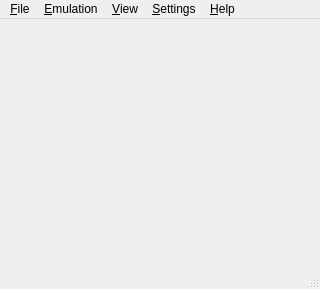
Old version of the form src/m64py/ui/mainwindow.ui in the repository AlphaGriffin/mupen64plus-ui-python.
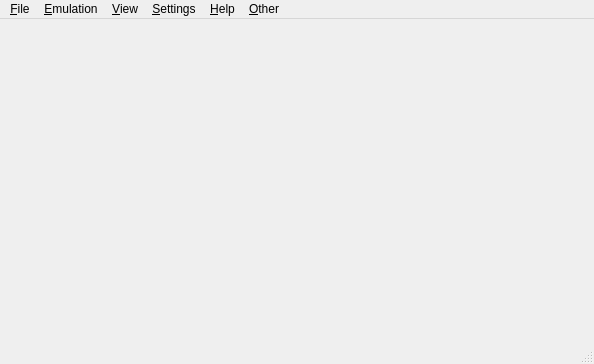
New version of the form. Icons and pictures are not drawn.

Diff of the .ui file:
```diff
--- a/src/m64py/ui/mainwindow.ui
+++ b/src/m64py/ui/mainwindow.ui
@@ -6,8 +6,8 @@
    <rect>
     <x>0</x>
     <y>0</y>
-    <width>320</width>
-    <height>289</height>
+    <width>594</width>
+    <height>364</height>
    </rect>
   </property>
   <property name="minimumSize">
@@ -47,8 +47,8 @@
     <rect>
      <x>0</x>
      <y>0</y>
-     <width>320</width>
-     <height>24</height>
+     <width>594</width>
+     <height>19</height>
     </rect>
    </property>
    <widget class="QMenu" name="menuFile">
@@ -146,11 +146,18 @@
     <addaction name="separator"/>
     <addaction name="actionFullscreen"/>
    </widget>
+   <widget class="QMenu" name="menuAlphagriffin">
+    <property name="title">
+     <string>&amp;Other</string>
+    </property>
+    <addaction name="actionPad_Graph"/>
+   </widget>
    <addaction name="menuFile"/>
    <addaction name="menuEmulation"/>
    <addaction name="menuView"/>
    <addaction name="menuSettings"/>
    <addaction name="menuHelp"/>
+   <addaction name="menuAlphagriffin"/>
   </widget>
   <widget class="QStatusBar" name="statusbar">
    <property name="styleSheet">
```
Left out of the diff: 57 changed lines with no effect on the pictures.
